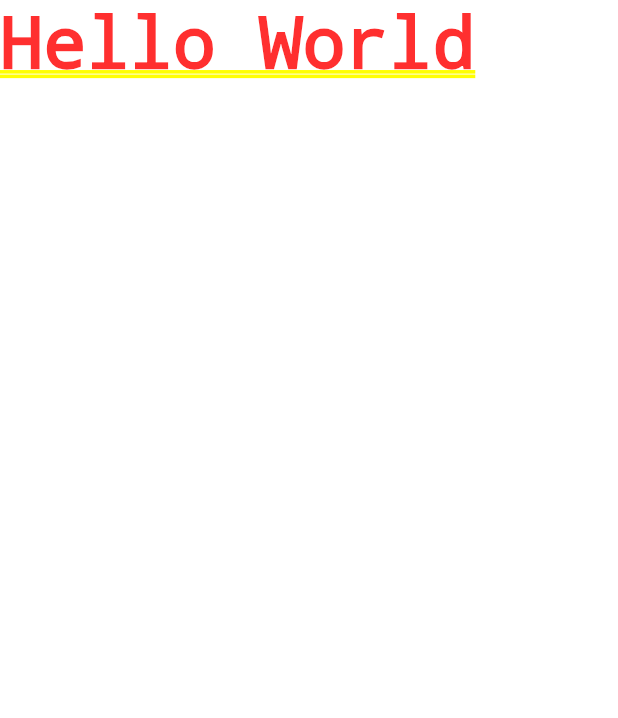
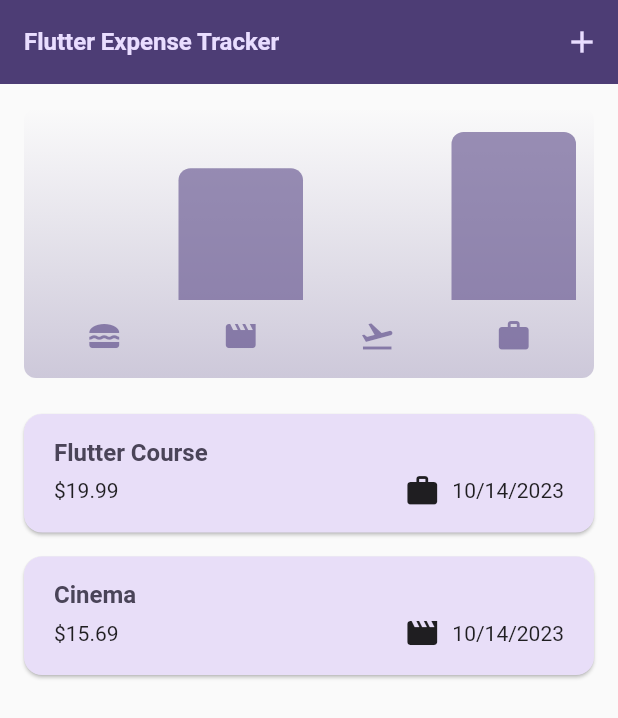
Before and after one commit to RoyalBosS-Ayush/Flutter-Expense-Tracker-App, a Flutter app: the screen it shows after launch, on a phone screen of 412 x 824 dp. Shown: the top 718 px of the screen. Run offline on Flutter 3.47's test engine with Material 2 defaults, Android fonts, the phone set to English and light mode, and no system bars.

Commit message:
app done

```diff
--- /dev/null
+++ b/lib/models/expense.dart
@@ -0,0 +1,57 @@
+import 'package:flutter/material.dart';
+import 'package:uuid/uuid.dart';
+import 'package:intl/intl.dart';
+
+final formatter = DateFormat.yMd();
+const uuid = Uuid();
+
+enum Category { food, travel, leisure, work }
+
+const categoryIcons = {
+  Category.food: Icons.lunch_dining,
+  Category.travel: Icons.flight_takeoff,
+  Category.leisure: Icons.movie,
+  Category.work: Icons.work,
+};
+
+class Expense {
+  Expense({
+    required this.title,
+    required this.amount,
+    required this.date,
+    required this.category,
+  }) : id = uuid.v4();
+
+  final String id;
+  final String title;
+  final double amount;
+  final DateTime date;
+  final Category category;
+
+  String get formattedDate {
+    return formatter.format(date);
+  }
+}
+
+class ExpenseBucket {
+  const ExpenseBucket({
+    required this.category,
+    required this.expenses,
+  });
+
+  ExpenseBucket.forCategory(List<Expense> allExpenses, this.category)
+      : expenses = allExpenses
+            .where((expense) => expense.category == category)
+            .toList();
+
+  final Category category;
+  final List<Expense> expenses;
+
+  double get totalExpenses {
+    double sum = 0;
+    for (final expense in expenses) {
+      sum += expense.amount;
+    }
+    return sum;
+  }
+}
--- /dev/null
+++ b/lib/widgets/chart/chart.dart
@@ -0,0 +1,95 @@
+import 'package:flutter/material.dart';
+
+import 'package:expense_tracker/widgets/chart/chart_bar.dart';
+import 'package:expense_tracker/models/expense.dart';
+
+class Chart extends StatelessWidget {
+  const Chart({super.key, required this.expenses});
+
+  final List<Expense> expenses;
+
+  List<ExpenseBucket> get buckets {
+    return [
+      ExpenseBucket.forCategory(expenses, Category.food),
+      ExpenseBucket.forCategory(expenses, Category.leisure),
+      ExpenseBucket.forCategory(expenses, Category.travel),
+      ExpenseBucket.forCategory(expenses, Category.work),
+    ];
+  }
+
+  double get maxTotalExpense {
+    double maxTotalExpense = 0;
+
+    for (final bucket in buckets) {
+      if (bucket.totalExpenses > maxTotalExpense) {
+        maxTotalExpense = bucket.totalExpenses;
+      }
+    }
+
+    return maxTotalExpense;
+  }
+
+  @override
+  Widget build(BuildContext context) {
+    final isDarkMode =
+        MediaQuery.of(context).platformBrightness == Brightness.dark;
+    return Container(
+      margin: const EdgeInsets.all(16),
+      padding: const EdgeInsets.symmetric(
+        vertical: 16,
+        horizontal: 8,
+      ),
+      width: double.infinity,
+      height: 180,
+      decoration: BoxDecoration(
+        borderRadius: BorderRadius.circular(8),
+        gradient: LinearGradient(
+          colors: [
+            Theme.of(context).colorScheme.primary.withOpacity(0.3),
+            Theme.of(context).colorScheme.primary.withOpacity(0.0)
+          ],
+          begin: Alignment.bottomCenter,
+          end: Alignment.topCenter,
+        ),
+      ),
+      child: Column(
+        children: [
+          Expanded(
+            child: Row(
+              crossAxisAlignment: CrossAxisAlignment.end,
+              children: [
+                for (final bucket in buckets) // alternative to map()
+                  ChartBar(
+                    fill: bucket.totalExpenses == 0
+                        ? 0
+                        : bucket.totalExpenses / maxTotalExpense,
+                  )
+              ],
+            ),
+          ),
+          const SizedBox(height: 12),
+          Row(
+            children: buckets
+                .map(
+                  (bucket) => Expanded(
+                    child: Padding(
+                      padding: const EdgeInsets.symmetric(horizontal: 4),
+                      child: Icon(
+                        categoryIcons[bucket.category],
+                        color: isDarkMode
+                            ? Theme.of(context).colorScheme.secondary
+                            : Theme.of(context)
+                                .colorScheme
+                                .primary
+                                .withOpacity(0.7),
+                      ),
+                    ),
+                  ),
+                )
+                .toList(),
+          )
+        ],
+      ),
+    );
+  }
+}
--- /dev/null
+++ b/lib/widgets/chart/chart_bar.dart
@@ -0,0 +1,34 @@
+import 'package:flutter/material.dart';
+
+class ChartBar extends StatelessWidget {
+  const ChartBar({
+    super.key,
+    required this.fill,
+  });
+
+  final double fill;
+
+  @override
+  Widget build(BuildContext context) {
+    final isDarkMode =
+        MediaQuery.of(context).platformBrightness == Brightness.dark;
+    return Expanded(
+      child: Padding(
+        padding: const EdgeInsets.symmetric(horizontal: 4),
+        child: FractionallySizedBox(
+          heightFactor: fill,
+          child: DecoratedBox(
+            decoration: BoxDecoration(
+              shape: BoxShape.rectangle,
+              borderRadius:
+                  const BorderRadius.vertical(top: Radius.circular(8)),
+              color: isDarkMode
+                  ? Theme.of(context).colorScheme.secondary
+                  : Theme.of(context).colorScheme.primary.withOpacity(0.65),
+            ),
+          ),
+        ),
+      ),
+    );
+  }
+}
--- /dev/null
+++ b/lib/widgets/expenses.dart
@@ -0,0 +1,101 @@
+import 'package:expense_tracker/widgets/chart/chart.dart';
+import 'package:expense_tracker/widgets/expenses_list/expenses_list.dart';
+import 'package:expense_tracker/widgets/new_expense.dart';
+import 'package:flutter/material.dart';
+import 'package:expense_tracker/models/expense.dart';
+
+class Expenses extends StatefulWidget {
+  const Expenses({super.key});
+
+  @override
+  State<Expenses> createState() {
+    return _ExpensesState();
+  }
+}
+
+class _ExpensesState extends State<Expenses> {
+  final List<Expense> _registeredExpenses = [
+    Expense(
+      title: 'Flutter Course',
+      amount: 19.99,
+      date: DateTime.now(),
+      category: Category.work,
+    ),
+    Expense(
+      title: 'Cinema',
+      amount: 15.69,
+      date: DateTime.now(),
+      category: Category.leisure,
+    ),
+  ];
+
+  void _openaddExpenseOverlay() {
+    showModalBottomSheet(
+      isScrollControlled: true,
+      context: context,
+      builder: (ctx) => NewExpense(onAddExpense: _addExpense),
+    );
+  }
+
+  void _addExpense(Expense expense) {
+    setState(() {
+      _registeredExpenses.add(expense);
+    });
+  }
+
+  void _removeExpense(Expense expense) {
+    final expenseIndex = _registeredExpenses.indexOf(expense);
+    setState(() {
+      _registeredExpenses.remove(expense);
+    });
+    ScaffoldMessenger.of(context).clearSnackBars();
+    ScaffoldMessenger.of(context).showSnackBar(
+      SnackBar(
+        duration: const Duration(seconds: 3),
+        content: const Text("Expense Deleted."),
+        action: SnackBarAction(
+          label: "Undo",
+          onPressed: () {
+            setState(() {
+              _registeredExpenses.insert(expenseIndex, expense);
+            });
+          },
+        ),
+      ),
+    );
+  }
+
+  @override
+  Widget build(BuildContext context) {
+    Widget mainContent = const Center(
+      child: Text("No expense found. Start adding some!"),
+    );
+
+    if (_registeredExpenses.isNotEmpty) {
+      mainContent = ExpensesList(
+        expenses: _registeredExpenses,
+        onRemoveExpense: _removeExpense,
+      );
+    }
+
+    return Scaffold(
+      appBar: AppBar(
+        title: const Text("Flutter Expense Tracker"),
+        actions: [
+          IconButton(
+            onPressed: _openaddExpenseOverlay,
+            icon: const Icon(Icons.add),
+          ),
+        ],
+      ),
+      body: Column(
+        children: [
+          Chart(expenses: _registeredExpenses),
+          Expanded(
+            child: mainContent,
+          )
+        ],
+      ),
+    );
+  }
+}
--- /dev/null
+++ b/lib/widgets/expenses_list/expense_item.dart
@@ -0,0 +1,45 @@
+import 'package:expense_tracker/models/expense.dart';
+import 'package:flutter/material.dart';
+
+class ExpenseItem extends StatelessWidget {
+  const ExpenseItem(this.expense, {super.key});
+
+  final Expense expense;
+
+  @override
+  Widget build(BuildContext context) {
+    return Card(
+      child: Padding(
+        padding: const EdgeInsets.symmetric(
+          horizontal: 20,
+          vertical: 16,
+        ),
+        child: Column(
+          crossAxisAlignment: CrossAxisAlignment.start,
+          children: [
+            Text(
+              expense.title,
+              style: Theme.of(context).textTheme.titleLarge,
+            ),
+            const SizedBox(height: 4),
+            Row(
+              children: [
+                Text(
+                  "\$${expense.amount.toStringAsFixed(2)}",
+                ),
+                const Spacer(),
+                Row(
+                  children: [
+                    Icon(categoryIcons[expense.category]),
+                    const SizedBox(width: 8),
+                    Text(expense.formattedDate),
+                  ],
+                ),
+              ],
+            )
+          ],
+        ),
+      ),
+    );
+  }
+}
--- /dev/null
+++ b/lib/widgets/expenses_list/expenses_list.dart
@@ -0,0 +1,33 @@
+import 'package:expense_tracker/models/expense.dart';
+import 'package:expense_tracker/widgets/expenses_list/expense_item.dart';
+import 'package:flutter/material.dart';
+
+class ExpensesList extends StatelessWidget {
+  const ExpensesList({
+    super.key,
+    required this.expenses,
+    required this.onRemoveExpense,
+  });
+
+  final List<Expense> expenses;
+  final void Function(Expense expense) onRemoveExpense;
+
+  @override
+  Widget build(BuildContext context) {
+    return ListView.builder(
+      itemCount: expenses.length,
+      itemBuilder: (ctx, index) => Dismissible(
+        background: Container(
+          color: Theme.of(context).colorScheme.error.withOpacity(0.75),
+          margin: EdgeInsets.symmetric(
+              horizontal: Theme.of(context).cardTheme.margin!.horizontal),
+        ),
+        onDismissed: (direction) {
+          onRemoveExpense(expenses[index]);
+        },
+        key: ValueKey(expenses[index]),
+        child: ExpenseItem(expenses[index]),
+      ),
+    );
+  }
+}
--- a/pubspec.yaml
+++ b/pubspec.yaml
@@ -35,6 +35,8 @@ dependencies:
   # The following adds the Cupertino Icons font to your application.
   # Use with the CupertinoIcons class for iOS style icons.
   cupertino_icons: ^1.0.2
+  uuid: ^4.1.0
+  intl: ^0.18.1
 
 dev_dependencies:
   flutter_test:
```
Also changed, not shown: lib/main.dart (+57 -2 lines), lib/widgets/new_expense.dart (added, +167 -0 lines), pubspec.lock.
